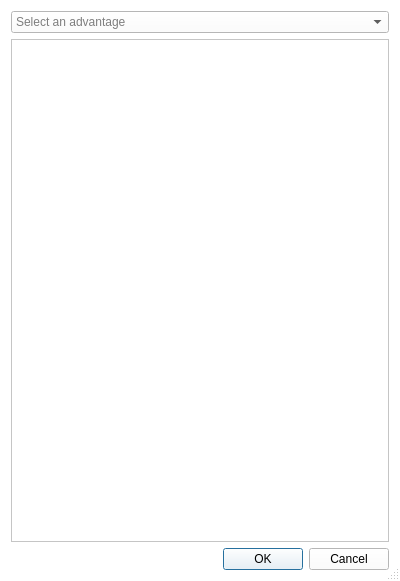
Qt form modifiersdialog.ui (ldraconus/HSCCU) before a commit.
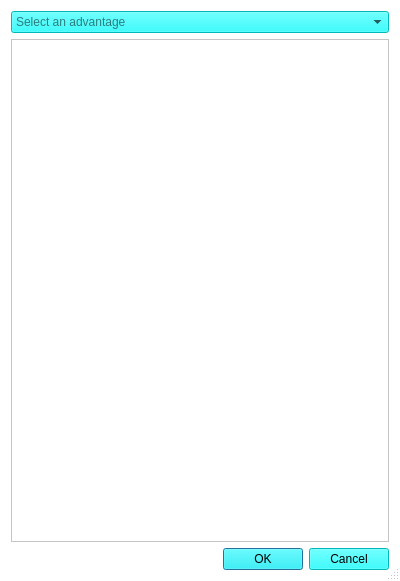
The same form after that commit. Icons and pictures are not drawn.

Patch:
```diff
--- a/modifiersdialog.ui
+++ b/modifiersdialog.ui
@@ -33,7 +33,20 @@
    <item>
     <widget class="QComboBox" name="comboBox">
      <property name="styleSheet">
-      <string notr="true">color: #000; background: #fff;</string>
+      <string notr="true">QComboBox { color: black; background: cyan; }
+QComboBox QAbstractItemView {
+    color: black;
+    background-color: cyan;
+}
+QComboBox QAbstractItemView::item:selected {
+    color: black;
+    background-color: white;
+}
+QComboBox QAbstractItemView:disabled {
+    color: gray;
+    background-color: black;
+}
+</string>
      </property>
      <property name="maxVisibleItems">
       <number>15</number>
@@ -75,7 +88,13 @@
    <item>
     <widget class="QDialogButtonBox" name="buttonBox">
      <property name="styleSheet">
-      <string notr="true">color: #000; background: #fff</string>
+      <string notr="true">QDialogButtonBox QPushButton {
+   color: black;
+   background: cyan;
+}
+QDialogButtonBox QPushButton:disabled {
+   color: gray;
+}</string>
      </property>
      <property name="orientation">
       <enum>Qt::Horizontal</enum>
```
Left out of the diff: 10 changed lines with no effect on the pictures.
